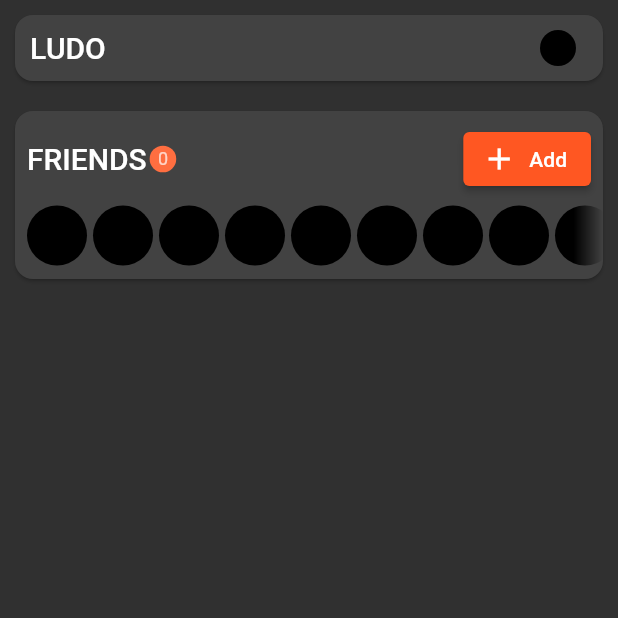
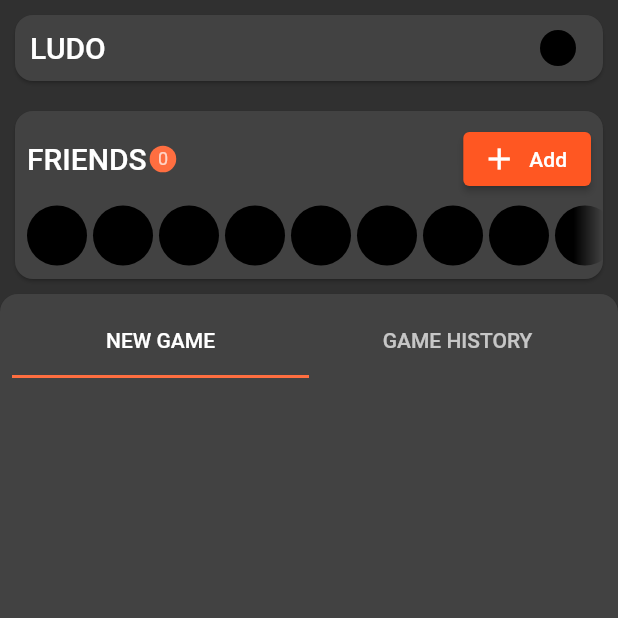
Before and after one commit to bdlukaa/ludo, a Flutter app: the screen it shows after launch, on a phone screen of 412 x 824 dp, the top half of it. Run offline on Flutter 3.47's test engine with Material 2 defaults, Android fonts, the phone set to English and light mode, and no system bars.

Commit message:
🎮 Games card

```diff
--- a/ludo/lib/screens/home.dart
+++ b/ludo/lib/screens/home.dart
@@ -76,6 +76,36 @@ class Home extends StatelessWidget {
             ),
           ),
         ),
+        // Games card
+        Expanded(
+          child: Card(
+            margin: EdgeInsets.zero,
+            shape: RoundedRectangleBorder(
+              borderRadius: BorderRadius.vertical(top: Radius.circular(12.0)),
+            ),
+            child: Container(
+              padding: EdgeInsets.all(8.0),
+              child: DefaultTabController(
+                length: 2,
+                child: Column(
+                  crossAxisAlignment: CrossAxisAlignment.start,
+                  children: [
+                    TabBar(tabs: [
+                      Tab(text: 'NEW GAME'),
+                      Tab(text: 'GAME HISTORY'),
+                    ]),
+                    Expanded(
+                      child: TabBarView(children: [
+                        SizedBox(),
+                        SizedBox(),
+                      ]),
+                    ),
+                  ],
+                ),
+              ),
+            ),
+          ),
+        ),
       ]),
     );
   }
```
